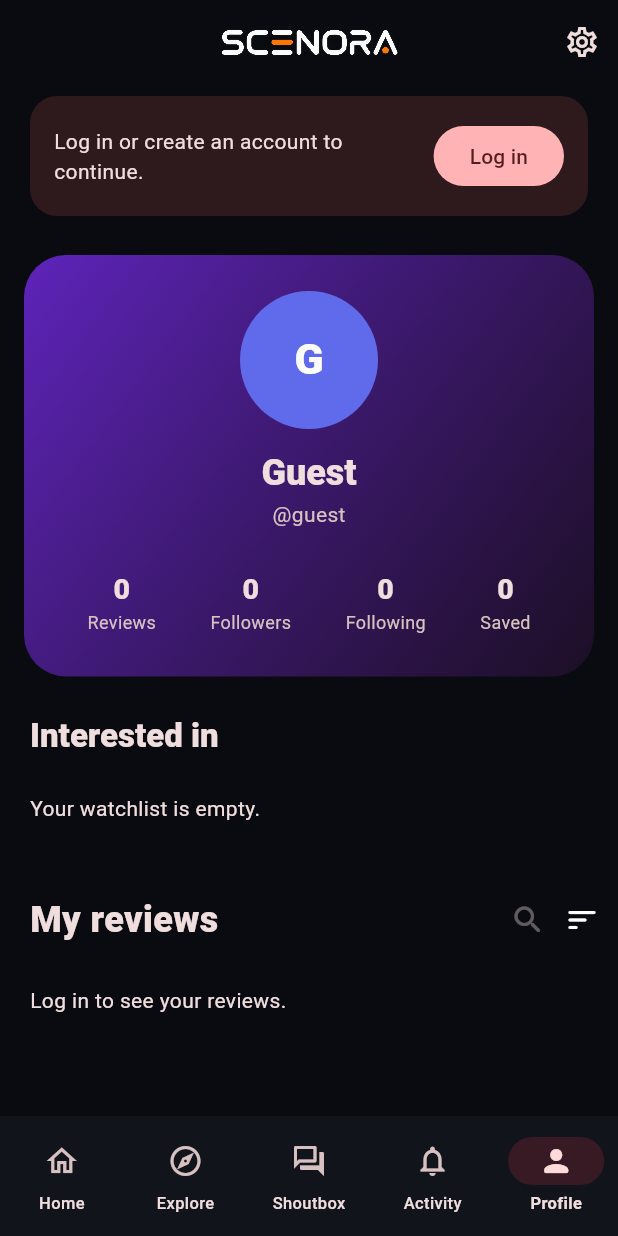
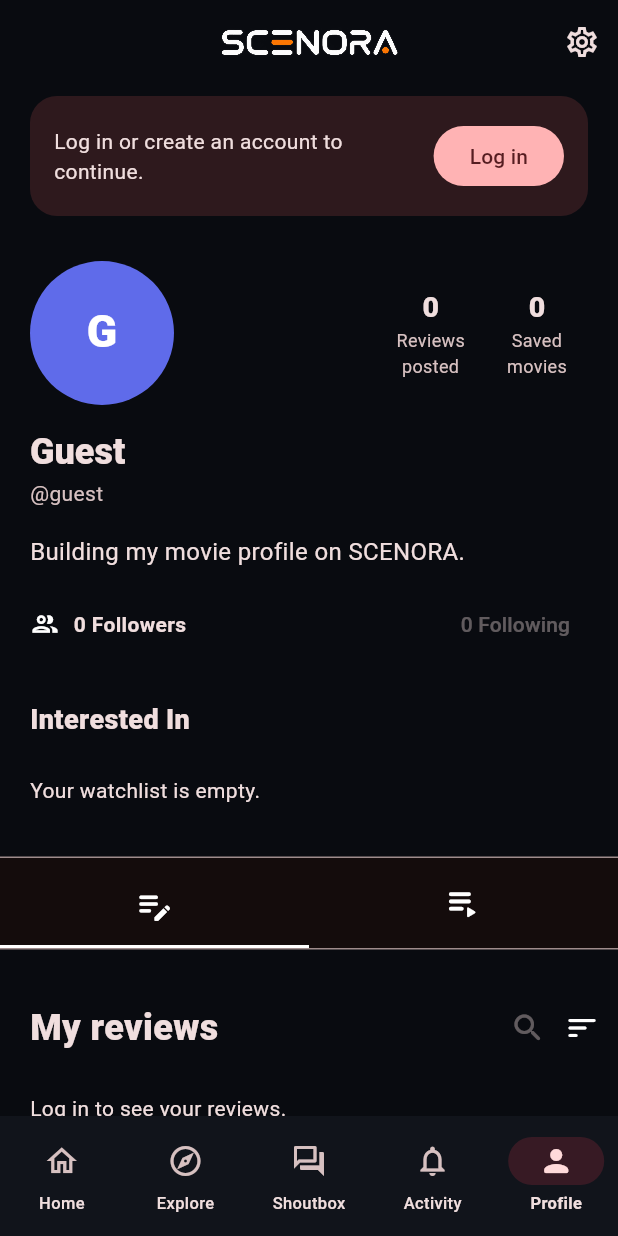
Before and after one commit to SageOfMainPath/project_scenora, a Flutter app: the screen it shows after launch, item 5 of the bottom bar chosen, on a phone screen of 412 x 824 dp. Run offline on Flutter 3.47's test engine with Material 3 defaults, Android fonts, the phone set to English and light mode, and no system bars; our stand-ins replace flutter_secure_storage, image_picker, shared_preferences, supabase_flutter; accounts and stored records are empty; network calls fail.

Commit message:
feat: redesign profile as cinematic movie showcase

```diff
--- a/lib/screens/profile_screen.dart
+++ b/lib/screens/profile_screen.dart
@@ -83,29 +83,32 @@ class ProfileScreen extends StatelessWidget {
         padding: const EdgeInsets.only(bottom: 30),
         children: [
           if (!isLoggedIn) _guestBanner(context),
-          Container(
-            margin: const EdgeInsets.fromLTRB(16, 8, 16, 4),
-            padding: const EdgeInsets.fromLTRB(20, 24, 20, 20),
-            decoration: BoxDecoration(
-              borderRadius: BorderRadius.circular(28),
-              gradient: LinearGradient(
-                begin: Alignment.topLeft,
-                end: Alignment.bottomRight,
-                colors: [
-                  const Color(0xFF6D28D9).withValues(alpha: .85),
-                  const Color(0xFF24102E).withValues(alpha: .72),
-                ],
-              ),
-            ),
+          Padding(
+            padding: const EdgeInsets.fromLTRB(20, 12, 20, 0),
             child: Column(
+              crossAxisAlignment: CrossAxisAlignment.start,
+              children: [
+                Row(
+                  crossAxisAlignment: CrossAxisAlignment.center,
                   children: [
                     UserAvatar(
                       name: displayName,
                       color: const Color(0xFF5F6BEA),
-                  radius: 46,
+                      radius: 48,
                       imageUrl: '${user?['avatarUrl'] ?? ''}',
                     ),
-                const SizedBox(height: 13),
+                    const Spacer(),
+                    _Stat(
+                      value: '${user?['reviewCount'] ?? ownReviews.length}',
+                      label: 'Reviews\nposted',
+                    ),
+                    _Stat(
+                      value: '${effectiveWatchlist.length}',
+                      label: 'Saved\nmovies',
+                    ),
+                  ],
+                ),
+                const SizedBox(height: 15),
                 Text(
                   displayName,
                   style: Theme.of(context).textTheme.headlineSmall?.copyWith(
@@ -119,65 +122,73 @@ class ProfileScreen extends StatelessWidget {
                     color: Theme.of(context).colorScheme.onSurfaceVariant,
                   ),
                 ),
-                if (bio.isNotEmpty || location.isNotEmpty) ...[
+                const SizedBox(height: 18),
+                Text(
+                  bio.isEmpty ? 'Building my movie profile on SCENORA.' : bio,
+                  style: const TextStyle(fontSize: 16, height: 1.35),
+                ),
+                if (location.isNotEmpty) ...[
                   const SizedBox(height: 10),
-                  Text(
-                    [
-                      bio,
-                      location,
-                    ].where((value) => value.isNotEmpty).join('\n'),
-                    textAlign: TextAlign.center,
+                  _ProfileInfoLine(
+                    icon: Icons.location_on_outlined,
+                    label: location,
                   ),
                 ],
-                if (joined != null) ...[
-                  const SizedBox(height: 8),
-                  Text(
-                    'Joined ${_monthName(joined.month)} ${joined.year}',
-                    style: TextStyle(
-                      color: Theme.of(context).colorScheme.onSurfaceVariant,
-                      fontSize: 12,
+                const SizedBox(height: 13),
+                Row(
+                  children: [
+                    Expanded(
+                      child: _ProfileInfoLine(
+                        icon: Icons.group_outlined,
+                        label: '${user?['followerCount'] ?? 0} Followers',
+                        onTap: isLoggedIn ? onFollowersTap : null,
                       ),
                     ),
-                ],
-                const SizedBox(height: 18),
-                Row(
-                  mainAxisAlignment: MainAxisAlignment.spaceEvenly,
-                  children: [
-                    _Stat(
-                      value: '${user?['reviewCount'] ?? ownReviews.length}',
-                      label: 'Reviews',
-                    ),
-                    _Stat(
-                      value: '${user?['followerCount'] ?? 0}',
-                      label: 'Followers',
-                      onTap: isLoggedIn ? onFollowersTap : null,
-                    ),
-                    _Stat(
-                      value: '${user?['followingCount'] ?? 0}',
-                      label: 'Following',
-                      onTap: isLoggedIn ? onFollowingTap : null,
-                    ),
-                    _Stat(
-                      value: '${effectiveWatchlist.length}',
-                      label: 'Saved',
+                    TextButton(
+                      onPressed: isLoggedIn ? onFollowingTap : null,
+                      child: Text('${user?['followingCount'] ?? 0} Following'),
                     ),
                   ],
                 ),
+                if (joined != null) ...[
+                  const SizedBox(height: 8),
+                  _ProfileInfoLine(
+                    icon: Icons.calendar_month_outlined,
+                    label: 'Joined ${_monthName(joined.month)} ${joined.year}',
+                  ),
+                ],
                 if (isLoggedIn) ...[
                   const SizedBox(height: 18),
                   SizedBox(
                     width: double.infinity,
-                    child: OutlinedButton.icon(
+                    height: 50,
+                    child: FilledButton.icon(
+                      style: FilledButton.styleFrom(
+                        backgroundColor: const Color(0xFFA43BFF),
+                        foregroundColor: Colors.white,
+                        shape: RoundedRectangleBorder(
+                          borderRadius: BorderRadius.circular(8),
+                        ),
+                      ),
                       onPressed: () => _showProfileEditor(context),
                       icon: const Icon(Icons.edit_outlined),
-                      label: const Text('Edit profile'),
+                      label: const Text(
+                        'Edit profile',
+                        style: TextStyle(fontWeight: FontWeight.w800),
+                      ),
                     ),
                   ),
                 ],
               ],
             ),
           ),
-          const SectionTitle(title: 'Interested in'),
+          const Padding(
+            padding: EdgeInsets.fromLTRB(20, 27, 20, 12),
+            child: Text(
+              'Interested In',
+              style: TextStyle(fontSize: 18, fontWeight: FontWeight.w900),
+            ),
+          ),
           if (effectiveWatchlist.isEmpty)
             const Padding(
               padding: EdgeInsets.symmetric(horizontal: 20, vertical: 12),
@@ -185,7 +196,7 @@ class ProfileScreen extends StatelessWidget {
             )
           else
             SizedBox(
-              height: 195,
+              height: 112,
               child: ListView.separated(
                 padding: const EdgeInsets.symmetric(horizontal: 20),
                 scrollDirection: Axis.horizontal,
@@ -193,33 +204,14 @@ class ProfileScreen extends StatelessWidget {
                 separatorBuilder: (_, _) => const SizedBox(width: 12),
                 itemBuilder: (_, index) {
                   final movie = effectiveWatchlist.elementAt(index);
-                  return InkWell(
+                  return _InterestMovieCard(
+                    movie: movie,
                     onTap: () => onMovieTap(movie),
-                    child: SizedBox(
-                      width: 108,
-                      child: Column(
-                        crossAxisAlignment: CrossAxisAlignment.start,
-                        children: [
-                          PosterArt(
-                            movie: movie,
-                            width: 108,
-                            height: 156,
-                            radius: 13,
-                          ),
-                          const SizedBox(height: 7),
-                          Text(
-                            movie.title,
-                            maxLines: 1,
-                            overflow: TextOverflow.ellipsis,
-                            style: const TextStyle(fontWeight: FontWeight.w800),
-                          ),
-                        ],
-                      ),
-                    ),
                   );
                 },
               ),
             ),
+          const _ProfileContentTabs(),
           Padding(
             padding: const EdgeInsets.fromLTRB(20, 28, 12, 8),
             child: Row(
@@ -254,60 +246,105 @@ class ProfileScreen extends StatelessWidget {
               ),
             )
           else
-            ...sortedReviews.map((review) => _profileReviewCard(context, review)),
+            ...sortedReviews.map(
+              (review) => _profileReviewCard(context, review),
+            ),
         ],
       ),
     );
   }
 
   String _monthName(int month) => const [
-    'Jan', 'Feb', 'Mar', 'Apr', 'May', 'Jun',
-    'Jul', 'Aug', 'Sep', 'Oct', 'Nov', 'Dec',
+    'Jan',
+    'Feb',
+    'Mar',
+    'Apr',
+    'May',
+    'Jun',
+    'Jul',
+    'Aug',
+    'Sep',
+    'Oct',
+    'Nov',
+    'Dec',
   ][month - 1];
 
-  Widget _profileReviewCard(BuildContext context, Review review) => Card(
-    margin: const EdgeInsets.fromLTRB(16, 0, 16, 12),
+  Widget _profileReviewCard(BuildContext context, Review review) => Container(
+    margin: const EdgeInsets.symmetric(horizontal: 20),
+    padding: const EdgeInsets.symmetric(vertical: 14),
+    decoration: BoxDecoration(
+      border: Border(bottom: BorderSide(color: Theme.of(context).dividerColor)),
+    ),
     child: InkWell(
       onTap: () => onMovieTap(review.movie),
-      borderRadius: BorderRadius.circular(18),
-      child: Padding(
-        padding: const EdgeInsets.all(14),
+      borderRadius: BorderRadius.circular(12),
+      child: Row(
+        crossAxisAlignment: CrossAxisAlignment.start,
+        children: [
+          PosterArt(movie: review.movie, width: 88, height: 124, radius: 10),
+          const SizedBox(width: 14),
+          Expanded(
             child: Column(
               crossAxisAlignment: CrossAxisAlignment.start,
               children: [
                 Row(
                   crossAxisAlignment: CrossAxisAlignment.start,
                   children: [
-                PosterArt(movie: review.movie, width: 54, height: 76, radius: 9),
-                const SizedBox(width: 12),
                     Expanded(
-                  child: Column(
-                    crossAxisAlignment: CrossAxisAlignment.start,
-                    children: [
-                      Text(review.movie.title,
-                          style: const TextStyle(fontSize: 17, fontWeight: FontWeight.w900)),
-                      const SizedBox(height: 5),
-                      StarRating(rating: review.rating, size: 18),
-                      const SizedBox(height: 5),
-                      Text(
-                        review.reviewRatingCount == 0
-                            ? 'No community ratings yet'
-                            : '${review.reviewRating.toStringAsFixed(1)}/5 from ${review.reviewRatingCount} community rating${review.reviewRatingCount == 1 ? '' : 's'}',
-                        style: Theme.of(context).textTheme.labelSmall,
+                      child: Text(
+                        review.movie.title,
+                        maxLines: 1,
+                        overflow: TextOverflow.ellipsis,
+                        style: const TextStyle(
+                          fontSize: 17,
+                          fontWeight: FontWeight.w900,
                         ),
-                    ],
+                      ),
+                    ),
+                    Container(
+                      padding: const EdgeInsets.symmetric(
+                        horizontal: 9,
+                        vertical: 4,
+                      ),
+                      decoration: BoxDecoration(
+                        color: const Color(0xFFFFB800),
+                        borderRadius: BorderRadius.circular(14),
+                      ),
+                      child: Text(
+                        '${review.rating}/5',
+                        style: const TextStyle(
+                          color: Colors.black,
+                          fontSize: 11,
+                          fontWeight: FontWeight.w900,
+                        ),
                       ),
                     ),
                   ],
                 ),
-            const SizedBox(height: 10),
-            Text(review.text, maxLines: 4, overflow: TextOverflow.ellipsis),
+                const SizedBox(height: 4),
+                Text(
+                  'Movie  •  ${review.movie.year}  •  ${review.movie.genre}',
+                  maxLines: 1,
+                  overflow: TextOverflow.ellipsis,
+                  style: Theme.of(context).textTheme.bodySmall,
+                ),
+                const SizedBox(height: 8),
+                Text(review.text, maxLines: 3, overflow: TextOverflow.ellipsis),
+                const SizedBox(height: 8),
+                Text(
+                  review.reviewRatingCount == 0
+                      ? 'No community ratings yet'
+                      : '${review.reviewRating.toStringAsFixed(1)}/5 • ${review.reviewRatingCount} community rating${review.reviewRatingCount == 1 ? '' : 's'}',
+                  style: Theme.of(context).textTheme.labelSmall,
+                ),
                 if (review.imageUrls.isNotEmpty) ...[
                   const SizedBox(height: 10),
                   ReviewPhotoGallery(imageUrls: review.imageUrls),
                 ],
               ],
             ),
+          ),
+        ],
       ),
     ),
   );
@@ -321,12 +358,21 @@ class ProfileScreen extends StatelessWidget {
       builder: (sheetContext) => StatefulBuilder(
         builder: (context, setSheetState) {
           final query = controller.text.trim().toLowerCase();
-          final matches = items.where((review) =>
-            query.isEmpty || review.movie.title.toLowerCase().contains(query) ||
-            review.text.toLowerCase().contains(query)).toList();
+          final matches = items
+              .where(
+                (review) =>
+                    query.isEmpty ||
+                    review.movie.title.toLowerCase().contains(query) ||
+                    review.text.toLowerCase().contains(query),
+              )
+              .toList();
           return Padding(
-            padding: EdgeInsets.fromLTRB(20, 4, 20,
-              MediaQuery.viewInsetsOf(context).bottom + 24),
+            padding: EdgeInsets.fromLTRB(
+              20,
+              4,
+              20,
+              MediaQuery.viewInsetsOf(context).bottom + 24,
+            ),
             child: SizedBox(
               height: MediaQuery.sizeOf(context).height * .65,
               child: Column(
@@ -349,11 +395,18 @@ class ProfileScreen extends StatelessWidget {
                             itemBuilder: (_, index) {
                               final review = matches[index];
                               return ListTile(
-                                leading: PosterArt(movie: review.movie,
-                                  width: 40, height: 56, radius: 7),
+                                leading: PosterArt(
+                                  movie: review.movie,
+                                  width: 40,
+                                  height: 56,
+                                  radius: 7,
+                                ),
                                 title: Text(review.movie.title),
-                                subtitle: Text(review.text,
-                                  maxLines: 2, overflow: TextOverflow.ellipsis),
+                                subtitle: Text(
+                                  review.text,
+                                  maxLines: 2,
+                                  overflow: TextOverflow.ellipsis,
+                                ),
                                 onTap: () {
                                   Navigator.pop(sheetContext);
                                   onMovieTap(review.movie);
@@ -669,18 +722,131 @@ class ProfileScreen extends StatelessWidget {
   }
 }
 
-class _Stat extends StatelessWidget {
-  const _Stat({required this.value, required this.label, this.onTap});
-  final String value;
+class _ProfileInfoLine extends StatelessWidget {
+  const _ProfileInfoLine({required this.icon, required this.label, this.onTap});
+
+  final IconData icon;
   final String label;
   final VoidCallback? onTap;
 
   @override
   Widget build(BuildContext context) => InkWell(
+    onTap: onTap,
+    borderRadius: BorderRadius.circular(8),
+    child: Padding(
+      padding: const EdgeInsets.symmetric(vertical: 2),
+      child: Row(
+        mainAxisSize: MainAxisSize.min,
+        children: [
+          Icon(icon, size: 20),
+          const SizedBox(width: 9),
+          Flexible(
+            child: Text(
+              label,
+              maxLines: 1,
+              overflow: TextOverflow.ellipsis,
+              style: const TextStyle(fontWeight: FontWeight.w600),
+            ),
+          ),
+          if (onTap != null) const Icon(Icons.chevron_right_rounded, size: 18),
+        ],
+      ),
+    ),
+  );
+}
+
+class _InterestMovieCard extends StatelessWidget {
+  const _InterestMovieCard({required this.movie, required this.onTap});
+
+  final Movie movie;
+  final VoidCallback onTap;
+
+  @override
+  Widget build(BuildContext context) => SizedBox(
+    width: 220,
+    child: Material(
+      color: Theme.of(context).colorScheme.surfaceContainer,
+      borderRadius: BorderRadius.circular(12),
+      child: InkWell(
+        onTap: onTap,
+        borderRadius: BorderRadius.circular(12),
+        child: Padding(
+          padding: const EdgeInsets.all(10),
+          child: Row(
+            children: [
+              PosterArt(movie: movie, width: 54, height: 78, radius: 8),
+              const SizedBox(width: 11),
+              Expanded(
+                child: Column(
+                  mainAxisAlignment: MainAxisAlignment.center,
+                  crossAxisAlignment: CrossAxisAlignment.start,
+                  children: [
+                    Text(
+                      movie.title,
+                      maxLines: 2,
+                      overflow: TextOverflow.ellipsis,
+                      style: const TextStyle(fontWeight: FontWeight.w900),
+                    ),
+                    const SizedBox(height: 5),
+                    Text(
+                      '${movie.year}  •  ${movie.genre}',
+                      maxLines: 1,
+                      overflow: TextOverflow.ellipsis,
+                      style: Theme.of(context).textTheme.bodySmall,
+                    ),
+                  ],
+                ),
+              ),
+            ],
+          ),
+        ),
+      ),
+    ),
+  );
+}
+
+class _ProfileContentTabs extends StatelessWidget {
+  const _ProfileContentTabs();
+
+  @override
+  Widget build(BuildContext context) => Container(
+    height: 62,
+    margin: const EdgeInsets.only(top: 22),
+    decoration: BoxDecoration(
+      color: Theme.of(context).colorScheme.surfaceContainerLowest,
+      border: Border(
+        top: BorderSide(color: Theme.of(context).dividerColor),
+        bottom: BorderSide(color: Theme.of(context).dividerColor),
+      ),
+    ),
+    child: Row(
+      children: [
+        Expanded(
+          child: Column(
+            mainAxisAlignment: MainAxisAlignment.end,
+            children: [
+              const Icon(Icons.edit_note_rounded, size: 27),
+              const SizedBox(height: 13),
+              Container(height: 2, color: Colors.white),
+            ],
+          ),
+        ),
+        const Expanded(
+          child: Center(child: Icon(Icons.playlist_play_rounded, size: 29)),
+        ),
+      ],
+    ),
+  );
+}
+
+class _Stat extends StatelessWidget {
+  const _Stat({required this.value, required this.label});
+  final String value;
+  final String label;
+
+  @override
+  Widget build(BuildContext context) => Padding(
     key: ValueKey('profile-stat-${label.toLowerCase()}'),
-    onTap: onTap,
-    borderRadius: BorderRadius.circular(14),
-    child: Padding(
     padding: const EdgeInsets.symmetric(horizontal: 14, vertical: 8),
     child: Column(
       children: [
@@ -688,24 +854,15 @@ class _Stat extends StatelessWidget {
           value,
           style: const TextStyle(fontSize: 19, fontWeight: FontWeight.w900),
         ),
-          Row(
-            mainAxisSize: MainAxisSize.min,
-            children: [
         Text(
           label,
+          textAlign: TextAlign.center,
           style: TextStyle(
             fontSize: 12,
             color: Theme.of(context).colorScheme.onSurfaceVariant,
           ),
         ),
-              if (onTap != null) ...[
-                const SizedBox(width: 2),
-                const Icon(Icons.chevron_right_rounded, size: 15),
       ],
-            ],
-          ),
-        ],
-      ),
     ),
   );
 }
--- a/pubspec.yaml
+++ b/pubspec.yaml
@@ -16,7 +16,7 @@ publish_to: 'none' # Remove this line if you wish to publish to pub.dev
 # https://developer.apple.com/library/archive/documentation/General/Reference/InfoPlistKeyReference/Articles/CoreFoundationKeys.html
 # In Windows, build-name is used as the major, minor, and patch parts
 # of the product and file versions while build-number is used as the build suffix.
-version: 1.14.1+21
+version: 1.15.0+22
 
 environment:
   sdk: ^3.12.2
```
Lines whose indentation alone changed are shown as unchanged.
